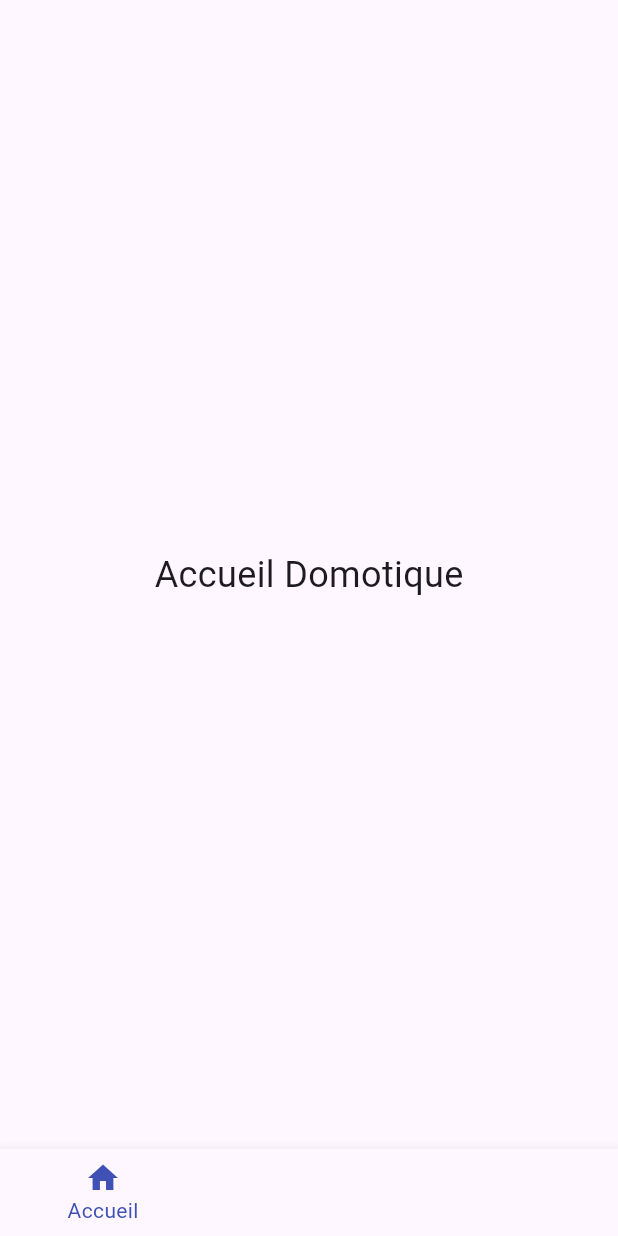
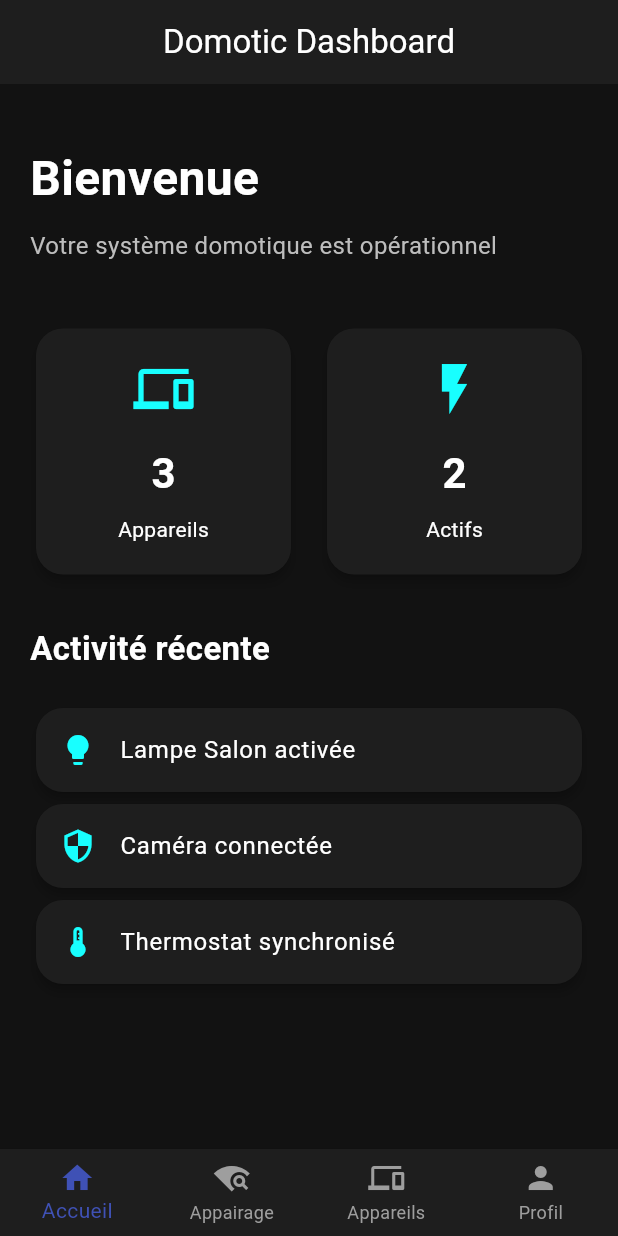
Before and after one commit to Hash2O/My_Domotic_App, a Flutter app: the screen it shows after launch, on a phone screen of 412 x 824 dp. Run offline on Flutter 3.47's test engine with Material 3 defaults, Android fonts, the phone set to English and light mode, and no system bars; our stand-ins replace equatable, flutter_bloc.

Commit message:
UI, dynamic dashboard, dark theme, reusable widgets, scalable architecture

```diff
--- a/lib/main.dart
+++ b/lib/main.dart
@@ -131,6 +131,8 @@
 import 'pages/devices_page.dart';
 import 'pages/profile_page.dart';
 
+import 'theme/app_theme.dart';
+
 void main() {
   runApp(const MyDomoticApp());
 }
@@ -143,9 +145,7 @@
     return MaterialApp(
       debugShowCheckedModeBanner: false,
       title: 'My Domotic App',
-      theme: ThemeData(
-        primarySwatch: Colors.indigo,
-      ),
+      theme: AppTheme.darkTheme,
       home: BlocProvider(
         create: (context) =>
           DeviceBloc()..add(LoadDevicesEvent()),
--- a/lib/pages/home_page.dart
+++ b/lib/pages/home_page.dart
@@ -1,17 +1,175 @@
 import 'package:flutter/material.dart';
+import 'package:flutter_bloc/flutter_bloc.dart';
+
+import '../blocs/device/device_state.dart';
+import '../blocs/device/device_bloc.dart';
 
 class HomePage extends StatelessWidget {
   const HomePage({super.key});
 
   @override
   Widget build(BuildContext context) {
-    return const Scaffold(
-      body: Center(
-        child: Text(
-          'Accueil Domotique',
-          style: TextStyle(fontSize: 24),
+
+    return Scaffold(
+
+      appBar: AppBar(
+        title: const Text('Domotic Dashboard'),
+      ),
+
+      body: BlocBuilder<DeviceBloc, DeviceState>(
+        builder: (context, state) {
+
+          if (state is DeviceLoaded) {
+
+            final activeDevices =
+                state.devices.where((d) => d.isOn).length;
+
+            return Padding(
+              padding: const EdgeInsets.all(20),
+
+              child: Column(
+                crossAxisAlignment:
+                    CrossAxisAlignment.start,
+
+                children: [
+
+                  const SizedBox(height: 20),
+
+                  const Text(
+                    'Bienvenue',
+                    style: TextStyle(
+                      fontSize: 32,
+                      fontWeight: FontWeight.bold,
+                    ),
+                  ),
+
+                  const SizedBox(height: 10),
+
+                  Text(
+                    'Votre système domotique est opérationnel',
+
+                    style: TextStyle(
+                      fontSize: 16,
+                      color: Colors.grey.shade400,
+                    ),
+                  ),
+
+                  const SizedBox(height: 40),
+
+                  Row(
+                    children: [
+
+                      Expanded(
+                        child: buildStatCard(
+                          title: 'Appareils',
+                          value:
+                              '${state.devices.length}',
+                          icon: Icons.devices,
+                        ),
+                      ),
+
+                      const SizedBox(width: 16),
+
+                      Expanded(
+                        child: buildStatCard(
+                          title: 'Actifs',
+                          value: '$activeDevices',
+                          icon: Icons.flash_on,
+                        ),
+                      ),
+                    ],
+                  ),
+
+                  const SizedBox(height: 30),
+
+                  const Text(
+                    'Activité récente',
+                    style: TextStyle(
+                      fontSize: 22,
+                      fontWeight: FontWeight.bold,
+                    ),
+                  ),
+
+                  const SizedBox(height: 20),
+
+                  buildActivityTile(
+                    'Lampe Salon activée',
+                    Icons.lightbulb,
+                  ),
+
+                  buildActivityTile(
+                    'Caméra connectée',
+                    Icons.security,
+                  ),
+
+                  buildActivityTile(
+                    'Thermostat synchronisé',
+                    Icons.thermostat,
+                  ),
+                ],
+              ),
+            );
+          }
+
+          return const Center(
+            child: CircularProgressIndicator(),
+          );
+        },
+      ),
+    );
+  }
+
+  Widget buildStatCard({
+    required String title,
+    required String value,
+    required IconData icon,
+  }) {
+
+    return Card(
+      child: Padding(
+        padding: const EdgeInsets.all(20),
+
+        child: Column(
+          children: [
+
+            Icon(
+              icon,
+              size: 40,
+              color: Colors.cyanAccent,
+            ),
+
+            const SizedBox(height: 16),
+
+            Text(
+              value,
+              style: const TextStyle(
+                fontSize: 28,
+                fontWeight: FontWeight.bold,
+              ),
+            ),
+
+            const SizedBox(height: 8),
+
+            Text(title),
+          ],
         ),
       ),
     );
   }
+
+  Widget buildActivityTile(
+    String text,
+    IconData icon,
+  ) {
+
+    return Card(
+      child: ListTile(
+        leading: Icon(
+          icon,
+          color: Colors.cyanAccent,
+        ),
+        title: Text(text),
+      ),
+    );
+  }
 }
--- /dev/null
+++ b/lib/theme/app_theme.dart
@@ -0,0 +1,38 @@
+import 'package:flutter/material.dart';
+
+class AppTheme {
+
+  static ThemeData darkTheme = ThemeData(
+    brightness: Brightness.dark,
+
+    scaffoldBackgroundColor: const Color(0xFF121212),
+
+    primaryColor: Colors.indigo,
+
+    colorScheme: ColorScheme.dark(
+      primary: Colors.indigo.shade400,
+      secondary: Colors.cyanAccent,
+    ),
+
+    appBarTheme: const AppBarTheme(
+      backgroundColor: Color(0xFF1E1E1E),
+      elevation: 0,
+      centerTitle: true,
+    ),
+
+    cardTheme: CardThemeData(
+      color: const Color(0xFF1E1E1E),
+      elevation: 3,
+      shape: RoundedRectangleBorder(
+        borderRadius: BorderRadius.circular(18),
+      ),
+    ),
+
+    bottomNavigationBarTheme: const BottomNavigationBarThemeData(
+      backgroundColor: Color(0xFF1E1E1E),
+      selectedItemColor: Colors.cyanAccent,
+      unselectedItemColor: Colors.grey,
+      type: BottomNavigationBarType.fixed,
+    ),
+  );
+}
```
Also changed, not shown: lib/pages/devices_page.dart (+25 -24 lines), lib/widgets/device_card.dart (added, +111 -0 lines).
